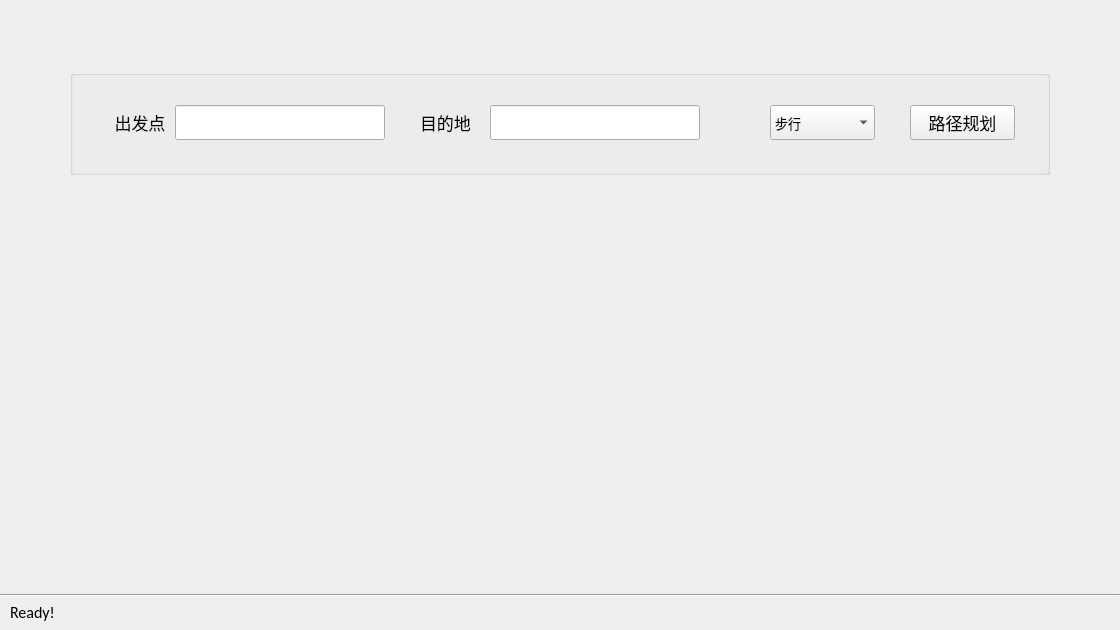
wmh137/PythonBigHomework, file gui.ui: the form before one commit.
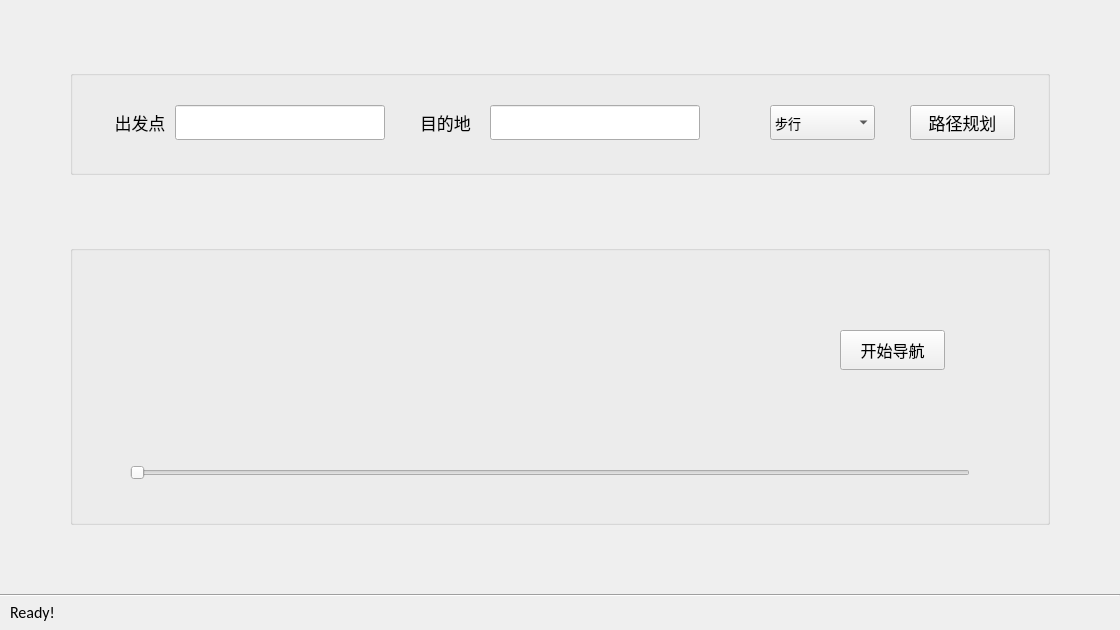
The form after the commit.

Commit message: new GUI, new function and a little sleepy

```diff
--- a/gui.ui
+++ b/gui.ui
@@ -209,6 +209,67 @@
     <enum>Qt::Horizontal</enum>
    </property>
   </widget>
+  <widget class="QGroupBox" name="groupBox_2">
+   <property name="geometry">
+    <rect>
+     <x>70</x>
+     <y>245</y>
+     <width>980</width>
+     <height>280</height>
+    </rect>
+   </property>
+   <property name="title">
+    <string/>
+   </property>
+   <widget class="QSlider" name="horizontalSlider">
+    <property name="geometry">
+     <rect>
+      <x>60</x>
+      <y>210</y>
+      <width>840</width>
+      <height>35</height>
+     </rect>
+    </property>
+    <property name="orientation">
+     <enum>Qt::Horizontal</enum>
+    </property>
+   </widget>
+   <widget class="QLabel" name="label_4">
+    <property name="geometry">
+     <rect>
+      <x>105</x>
+      <y>70</y>
+      <width>560</width>
+      <height>70</height>
+     </rect>
+    </property>
+    <property name="text">
+     <string/>
+    </property>
+    <property name="alignment">
+     <set>Qt::AlignCenter</set>
+    </property>
+   </widget>
+   <widget class="QPushButton" name="pushButton_2">
+    <property name="geometry">
+     <rect>
+      <x>770</x>
+      <y>85</y>
+      <width>105</width>
+      <height>40</height>
+     </rect>
+    </property>
+    <property name="font">
+     <font>
+      <family>等线</family>
+      <pointsize>12</pointsize>
+     </font>
+    </property>
+    <property name="text">
+     <string>开始导航</string>
+    </property>
+   </widget>
+  </widget>
  </widget>
  <resources/>
  <connections/>
```
Left out of the diff: 9 changed lines with no effect on the pictures. The commit also changes 4 other files.
